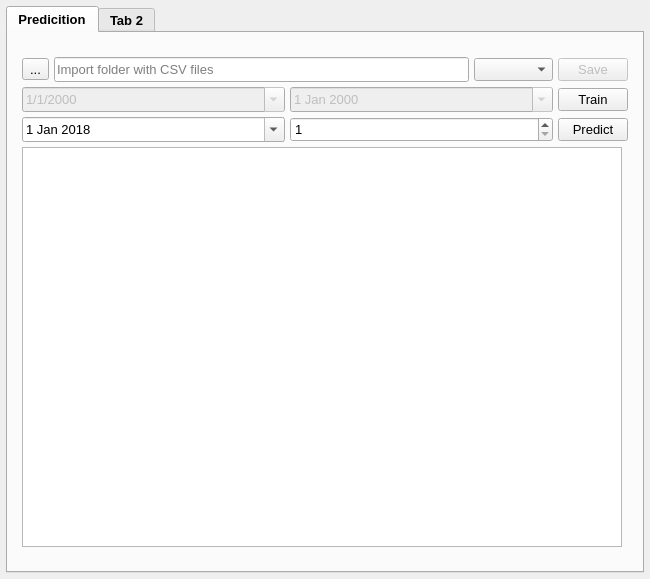
Before: the Qt Designer form gui/load_prediction_xml.ui in Djordje99/ISIS_Load_Prediction, drawn with Qt 5.
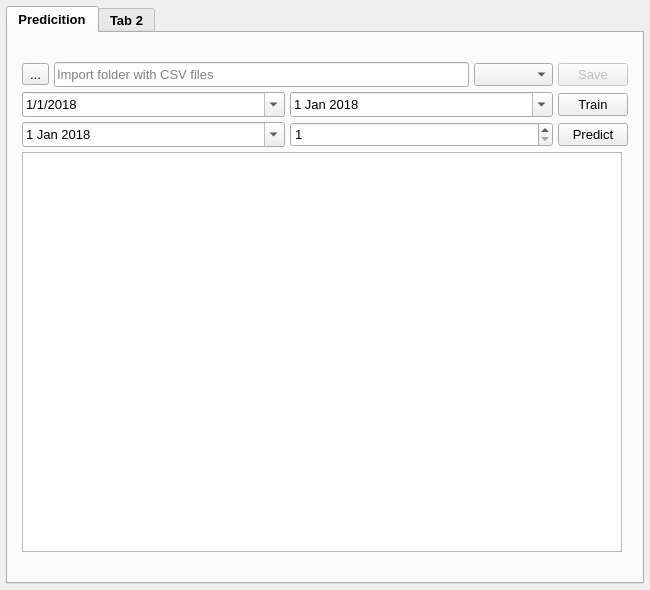
After: the same form once the commit is applied.

Commit message: Train model by dates range

Diff of the .ui file:
```diff
--- a/gui/load_prediction_xml.ui
+++ b/gui/load_prediction_xml.ui
@@ -7,7 +7,7 @@
     <x>0</x>
     <y>0</y>
     <width>650</width>
-    <height>579</height>
+    <height>590</height>
    </rect>
   </property>
   <property name="windowTitle">
@@ -149,7 +149,7 @@
             <item>
              <widget class="QDateEdit" name="from_date_edit">
               <property name="enabled">
-               <bool>false</bool>
+               <bool>true</bool>
               </property>
               <property name="minimumSize">
                <size>
@@ -162,6 +162,40 @@
                 <pointsize>10</pointsize>
                </font>
               </property>
+              <property name="dateTime">
+               <datetime>
+                <hour>0</hour>
+                <minute>0</minute>
+                <second>0</second>
+                <year>2018</year>
+                <month>1</month>
+                <day>1</day>
+               </datetime>
+              </property>
+              <property name="maximumDateTime">
+               <datetime>
+                <hour>23</hour>
+                <minute>59</minute>
+                <second>59</second>
+                <year>2021</year>
+                <month>9</month>
+                <day>6</day>
+               </datetime>
+              </property>
+              <property name="maximumDate">
+               <date>
+                <year>2021</year>
+                <month>9</month>
+                <day>6</day>
+               </date>
+              </property>
+              <property name="minimumDate">
+               <date>
+                <year>2018</year>
+                <month>1</month>
+                <day>1</day>
+               </date>
+              </property>
               <property name="displayFormat">
                <string>d/M/yyyy</string>
               </property>
@@ -176,7 +210,7 @@
             <item>
              <widget class="QDateEdit" name="to_date_edit">
               <property name="enabled">
-               <bool>false</bool>
+               <bool>true</bool>
               </property>
               <property name="minimumSize">
                <size>
@@ -189,6 +223,20 @@
                 <pointsize>10</pointsize>
                </font>
               </property>
+              <property name="maximumDate">
+               <date>
+                <year>2021</year>
+                <month>9</month>
+                <day>6</day>
+               </date>
+              </property>
+              <property name="minimumDate">
+               <date>
+                <year>2018</year>
+                <month>1</month>
+                <day>1</day>
+               </date>
+              </property>
               <property name="calendarPopup">
                <bool>true</bool>
               </property>
@@ -255,14 +303,14 @@
                 <second>0</second>
                 <year>2021</year>
                 <month>9</month>
-                <day>6</day>
+                <day>13</day>
                </datetime>
               </property>
               <property name="maximumDate">
                <date>
                 <year>2021</year>
                 <month>9</month>
-                <day>6</day>
+                <day>13</day>
                </date>
               </property>
               <property name="minimumDate">
```
The commit also changes 4 other files.
